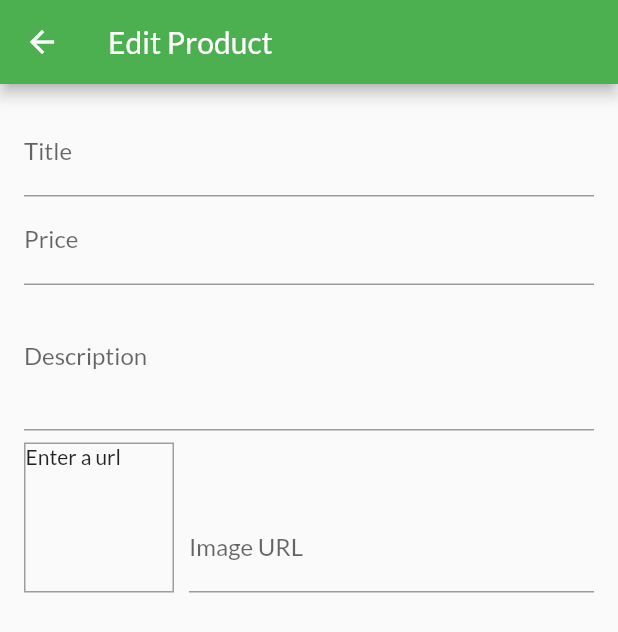
After one commit to lighttt/E-Pasal, a Flutter app: the EditProductScreen screen opened by its route, on a phone screen of 412 x 824 dp. The commit adds this screen. Shown: the top 632 px of the screen. Run offline on Flutter 3.47's test engine with Material 2 defaults, Android fonts, the phone set to English and light mode, and no system bars; our stand-ins replace cached_network_image; network calls fail.

Commit message:
Added dialog and snack bar and input form for manage product with edit product screen

```diff
--- a/lib/main.dart
+++ b/lib/main.dart
@@ -2,9 +2,11 @@ import 'package:epasal/provider/cart_provider.dart';
 import 'package:epasal/provider/order_provider.dart';
 import 'package:epasal/provider/products_provider.dart';
 import 'package:epasal/screens/cart_screen.dart';
+import 'package:epasal/screens/edit_product_screen.dart';
 import 'package:epasal/screens/order_screen.dart';
 import 'package:epasal/screens/product_details_screen.dart';
 import 'package:epasal/screens/product_overview_screen.dart';
+import 'package:epasal/screens/user_product_screen.dart';
 import 'package:flutter/material.dart';
 import 'package:provider/provider.dart';
 
@@ -39,6 +41,8 @@ class MyApp extends StatelessWidget {
           ProductDetails.routeId: (context) => ProductDetails(),
           CartScreen.routeId: (context) => CartScreen(),
           OrderScreen.routeId: (context) => OrderScreen(),
+          UserProductScreen.routeId: (context) => UserProductScreen(),
+          EditProductScreen.routeId: (context) => EditProductScreen(),
         },
       ),
     );
--- /dev/null
+++ b/lib/screens/edit_product_screen.dart
@@ -0,0 +1,108 @@
+import 'package:flutter/material.dart';
+
+class EditProductScreen extends StatefulWidget {
+  static const String routeId = '/edit_product_screen';
+
+  @override
+  _EditProductScreenState createState() => _EditProductScreenState();
+}
+
+class _EditProductScreenState extends State<EditProductScreen> {
+  final _priceFocusNode = FocusNode();
+  final _descFocusNode = FocusNode();
+  final _imgUrlFocusNode = FocusNode();
+  final _imgUrlController = TextEditingController();
+
+  // ----- to clean off the unwanted widgets ------
+  @override
+  void dispose() {
+    _priceFocusNode.dispose();
+    _descFocusNode.dispose();
+    _imgUrlFocusNode.dispose();
+    _imgUrlController.dispose();
+    super.dispose();
+  }
+
+  // ----- the function called when our screen is created ------
+  @override
+  void initState() {
+    _imgUrlFocusNode.addListener(_updateImageUrl);
+    super.initState();
+  }
+
+  // ----- to update image on container after user enter new image url ------
+  void _updateImageUrl() {
+    if (!_imgUrlFocusNode.hasFocus) {
+      setState(() {});
+    }
+  }
+
+  @override
+  Widget build(BuildContext context) {
+    return Scaffold(
+      appBar: AppBar(
+        title: Text('Edit Product'),
+      ),
+      body: Padding(
+        padding: EdgeInsets.all(16),
+        child: Form(
+          child: ListView(
+            children: <Widget>[
+              TextFormField(
+                decoration: InputDecoration(labelText: 'Title'),
+                textInputAction: TextInputAction.next,
+                onFieldSubmitted: (_) {
+                  FocusScope.of(context).requestFocus(_priceFocusNode);
+                },
+              ),
+              TextFormField(
+                decoration: InputDecoration(labelText: 'Price'),
+                textInputAction: TextInputAction.next,
+                keyboardType: TextInputType.number,
+                focusNode: _priceFocusNode,
+                onFieldSubmitted: (_) {
+                  FocusScope.of(context).requestFocus(_descFocusNode);
+                },
+              ),
+              TextFormField(
+                decoration: InputDecoration(labelText: 'Description'),
+                focusNode: _descFocusNode,
+                maxLines: 3,
+                keyboardType: TextInputType.multiline,
+              ),
+              Row(
+                crossAxisAlignment: CrossAxisAlignment.end,
+                children: <Widget>[
+                  Container(
+                    width: 100,
+                    height: 100,
+                    margin: EdgeInsets.only(top: 8, right: 10),
+                    decoration: BoxDecoration(
+                      border: Border.all(color: Colors.grey, width: 1),
+                    ),
+                    child: _imgUrlController.text.isEmpty
+                        ? Text("Enter a url")
+                        : FittedBox(
+                            child: Image.network(_imgUrlController.text),
+                            fit: BoxFit.cover,
+                          ),
+                  ),
+                  Expanded(
+                      child: TextFormField(
+                    decoration: InputDecoration(
+                      labelText: 'Image URL',
+                    ),
+                    focusNode: _imgUrlFocusNode,
+                    controller: _imgUrlController,
+                    keyboardType: TextInputType.url,
+                    textInputAction: TextInputAction.done,
+                  )),
+                ],
+              )
+            ],
+          ),
+        ),
+      ),
+    );
+  }
+}
--- a/lib/widgets/app_drawer.dart
+++ b/lib/widgets/app_drawer.dart
@@ -1,5 +1,6 @@
 import 'package:epasal/screens/order_screen.dart';
 import 'package:epasal/screens/product_overview_screen.dart';
+import 'package:epasal/screens/user_product_screen.dart';
 import 'package:flutter/material.dart';
 
 class AppDrawer extends StatelessWidget {
@@ -32,6 +33,15 @@ class AppDrawer extends StatelessWidget {
             },
           ),
           Divider(),
+          ListTile(
+            leading: Icon(Icons.edit),
+            title: Text('Manage Products'),
+            onTap: () {
+              Navigator.pushReplacementNamed(
+                  context, UserProductScreen.routeId);
+            },
+          ),
+          Divider(),
         ],
       ),
     );
--- a/lib/widgets/product_item.dart
+++ b/lib/widgets/product_item.dart
@@ -10,6 +10,7 @@ class ProductItem extends StatelessWidget {
   Widget build(BuildContext context) {
     final product = Provider.of<Product>(context, listen: false);
     final cart = Provider.of<Cart>(context, listen: false);
+    print('widget rebuilds');
     return ClipRRect(
       borderRadius: BorderRadius.circular(10.0),
       child: GridTile(
@@ -46,7 +47,7 @@ class ProductItem extends StatelessWidget {
             icon: Icon(Icons.shopping_cart),
             onPressed: () {
               cart.addToCart(product.id, product.title, product.price);
-              Scaffold.of(context).removeCurrentSnackBar();
+              Scaffold.of(context).hideCurrentSnackBar();
               Scaffold.of(context).showSnackBar(SnackBar(
                 backgroundColor: Theme.of(context).primaryColor,
                 content: Text('Added item to the cart'),
```
Also changed, not shown: lib/screens/user_product_screen.dart (added, +35 -0 lines), lib/widgets/user_product_item.dart (added, +37 -0 lines).
